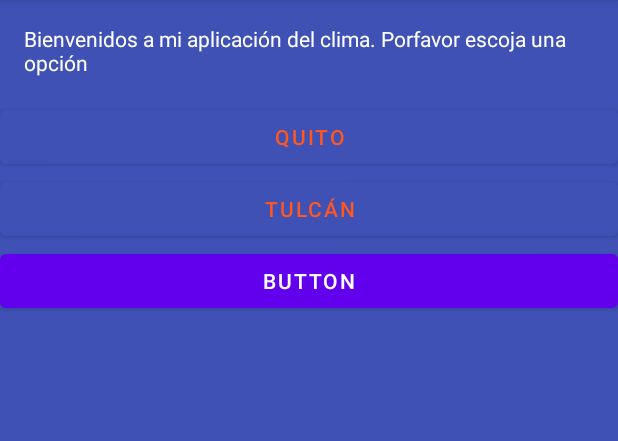
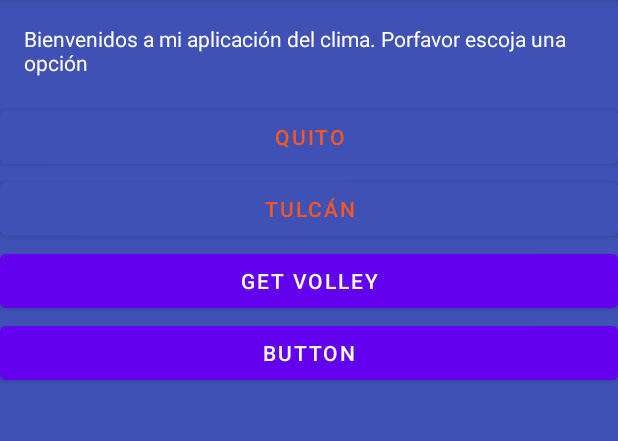
Before and after one commit to MegalLink/AprendiendoAndroidKotlin, an Android app: the screen it shows after launch (CiudadesActivity), on a phone screen of 412 x 824 dp, the part 84-525 px from its top. Run offline under Robolectric (Android 15) with nearby library versions, the phone set to English and light mode, and no system bars; our stand-ins replace Volley; libraries missing offline, so code that uses them is left out: com.github.kittinunf.fuel, com.github.kittinunf.result.

Commit message:
Peticiones Http Volley vs Fuel

```diff
--- a/AprendiendoAndroidKotlin/app/build.gradle
+++ b/AprendiendoAndroidKotlin/app/build.gradle
@@ -42,4 +42,6 @@ dependencies {
     testImplementation 'junit:junit:4.+'
     androidTestImplementation 'androidx.test.ext:junit:1.1.2'
     androidTestImplementation 'androidx.test.espresso:espresso-core:3.3.0'
+    implementation 'com.android.volley:volley:1.1.1'
+    implementation 'com.github.kittinunf.fuel:fuel:2.3.1'
 }
--- a/AprendiendoAndroidKotlin/app/src/main/java/com/example/aprendiendoandroidkotlin/CiudadesActivity.kt
+++ b/AprendiendoAndroidKotlin/app/src/main/java/com/example/aprendiendoandroidkotlin/CiudadesActivity.kt
@@ -3,8 +3,22 @@ package com.example.aprendiendoandroidkotlin
 import android.content.Intent
 import androidx.appcompat.app.AppCompatActivity
 import android.os.Bundle
+import android.util.Log
+
 import android.widget.Button
 import android.widget.Toast
+//Volley
+import com.android.volley.Request
+import com.android.volley.Response
+import com.android.volley.toolbox.StringRequest
+import com.android.volley.toolbox.Volley
+//fuel
+import com.github.kittinunf.fuel.httpGet
+import com.github.kittinunf.result.Result
+
+
+import java.lang.Exception
+
 
 class CiudadesActivity : AppCompatActivity() {
     override fun onCreate(savedInstanceState: Bundle?) {
@@ -15,7 +29,8 @@ class CiudadesActivity : AppCompatActivity() {
         //Intent implicito = No se sabe que componente se va a llamar por ejemplo para compartir algo se abre facebook , whatsapp etc+
         val btn_quito=findViewById<Button>(R.id.btn_quito)
         val btn_tulcan=findViewById<Button>(R.id.btn_tulcan)
-        val btn_validar_red=findViewById<Button>(R.id.btn_validar_red)
+        val btn_get_volley=findViewById<Button>(R.id.btn_get_volley)
+        val btn_get_fuel=findViewById<Button>(R.id.btn_get_fuel)
         btn_quito.setOnClickListener {
             Toast.makeText(this,"Ciudad Quito",Toast.LENGTH_LONG).show()
             //crear intent
@@ -31,17 +46,57 @@ class CiudadesActivity : AppCompatActivity() {
             intent.putExtra("ciudades_activity_ciudad","Tulcan")
             startActivity(intent)
         }
-        btn_validar_red.setOnClickListener {
+
+        btn_get_volley.setOnClickListener {
             if(Network.hayRed(this)){
-                Toast.makeText(this,"Si hay red",Toast.LENGTH_LONG).show()
+                solicitudHttpVolley("https://jsonplaceholder.typicode.com/users")
+
+            }else{
+                Toast.makeText(this,"No hay conexión a internet",Toast.LENGTH_LONG).show()
+            }
+        }
+        btn_get_fuel.setOnClickListener {
+            if(Network.hayRed(this)){
+                solicitudHttpFuel("https://jsonplaceholder.typicode.com/users")
             }else{
                 Toast.makeText(this,"No hay conexión a internet",Toast.LENGTH_LONG).show()
             }
         }
 
+
     }
 
-    fun irIntent(){
+    private fun solicitudHttpVolley(url:String){
+        //Funciona en forma de stack como una cola de peticiones y administra multiples solicitudes a la vez
+        val cola=Volley.newRequestQueue(this)
+        val solicitud=StringRequest(Request.Method.GET,url, Response.Listener<String> {
+            response ->
+            try {
+                Log.i("PeticionVolley",response)
+            }catch (e:Exception){
 
+            }
+
+        },Response.ErrorListener {  })
+            cola.add(solicitud)
     }
+    private fun solicitudHttpFuel(url:String){
+        val httpAsync = url
+                .httpGet()
+                .responseString { request, response, result ->
+                    when (result) {
+                        is Result.Failure -> {
+                            val ex = result.getException()
+                            Log.i("PeticionFuel","Error en la peticion")
+                        }
+                        is Result.Success -> {
+                            val data = result.get()
+                            Log.i("PeticionFuel",data)
+                        }
+                    }
+                }
+
+        httpAsync.join()
+    }
+
 }
--- a/AprendiendoAndroidKotlin/app/src/main/res/layout/activity_ciudades.xml
+++ b/AprendiendoAndroidKotlin/app/src/main/res/layout/activity_ciudades.xml
@@ -34,9 +34,15 @@
         android:textColor="#FF5722" />
 
     <Button
-        android:id="@+id/btn_validar_red"
+        android:id="@+id/btn_get_volley"
+        android:layout_width="match_parent"
+        android:layout_height="wrap_content"
+        android:text="GET VOLLEY" />
+
+    <Button
+        android:id="@+id/btn_get_fuel"
         android:layout_width="match_parent"
         android:layout_height="wrap_content"
         android:text="Button"
-        tools:text="Validar Red" />
+        tools:text="GET FUEL" />
 </LinearLayout>
```
Also changed, not shown: AprendiendoAndroidKotlin/gradle/wrapper/gradle-wrapper.properties.
